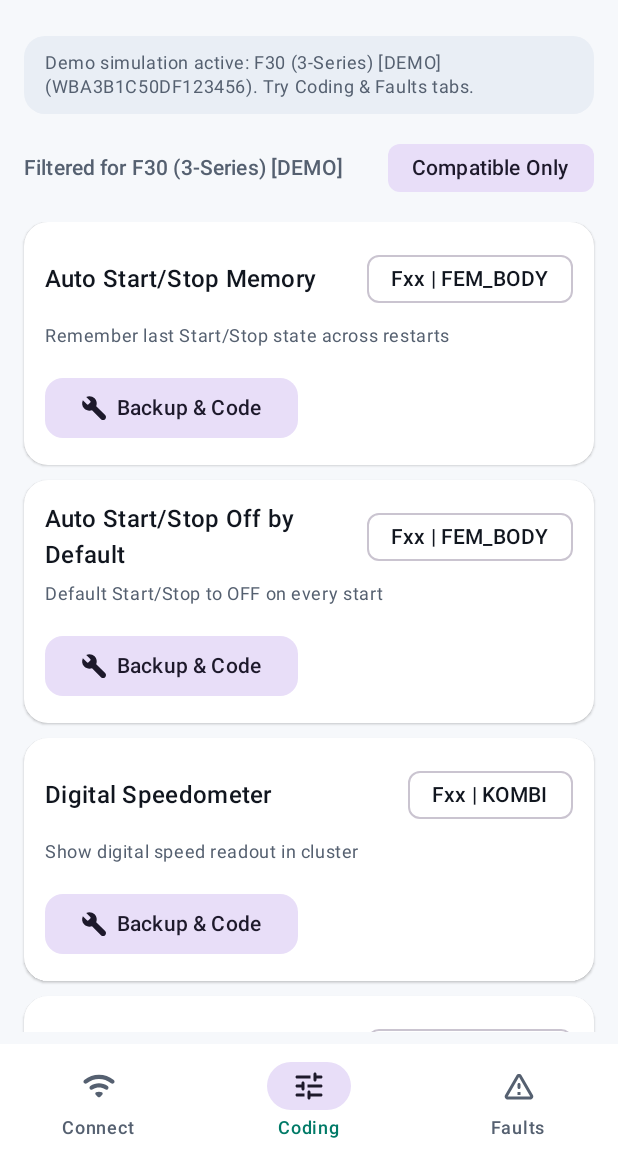
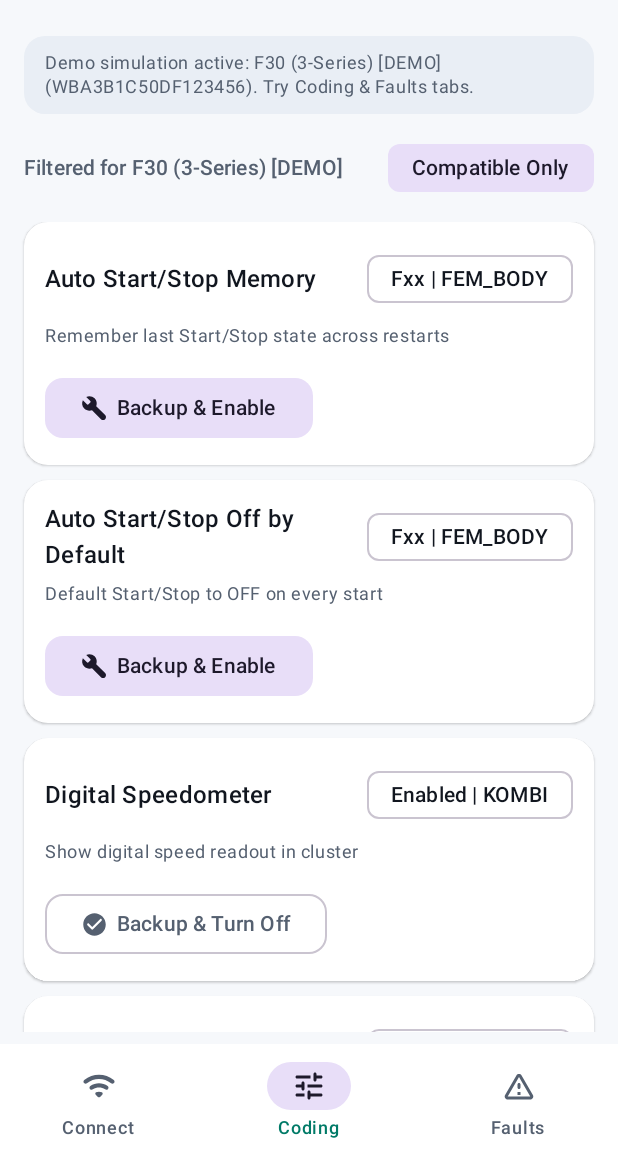
Before and after one commit to nojussta/handos, an Android app built with Jetpack Compose: the screen it shows after launch (MainActivity), after a tap on "Run Demo Simulation (F30)", on a phone screen of 412 x 824 dp, the part 72-1236 px from its top. Run offline under Robolectric (Android 15) with nearby library versions, the phone set to English and light mode, and no system bars; 1 other tap on this screen came first.

Commit message:
feat(android): show Enabled/Off status and Backup & Turn Off toggle

```diff
--- a/android/app/src/main/java/com/handos/bmw/HandosBridge.kt
+++ b/android/app/src/main/java/com/handos/bmw/HandosBridge.kt
@@ -16,6 +16,8 @@ object HandosBridge {
 
     external fun nativeScanVehicle(host: String, backupDir: String): String
     external fun nativeApplyPreset(host: String, presetId: String, backupDir: String): String
+    external fun nativeRevertPreset(host: String, presetId: String, backupDir: String): String
+    external fun nativePresetStatuses(host: String, backupDir: String): String
     external fun nativeReadDtcs(host: String, backupDir: String): String
     external fun nativeClearDtcs(host: String, backupDir: String): String
     external fun nativeImportSchema(schemasDir: String, fileName: String, content: String): String
--- a/android/app/src/main/java/com/handos/bmw/MainActivity.kt
+++ b/android/app/src/main/java/com/handos/bmw/MainActivity.kt
@@ -49,7 +49,9 @@ data class CodingItemUi(
     val ecu: String,
     val title: String,
     val description: String,
-    val demoDiff: String,
+    val paramName: String,
+    val onValue: String,
+    val offValue: String,
 )
 
 data class VehicleUi(
@@ -131,26 +133,27 @@ fun HandosApp(
     var demoMode by remember { mutableStateOf(false) }
     var scannedVehicle by remember { mutableStateOf<VehicleUi?>(null) }
     var showAllVehicles by remember { mutableStateOf(false) }
+    var enabledPresetIds by remember { mutableStateOf<Set<String>>(emptySet()) }
     var dtcs by remember { mutableStateOf<List<DtcUi>>(emptyList()) }
     var codingDialog by remember { mutableStateOf<CodingDialogState?>(null) }
 
     val codingItems = remember {
         listOf(
-            CodingItemUi("e46_usdm_corners", "E46", "LSZ", "USDM Corner Lights", "Front turn signals as sidemarkers", "SIDEMARKER_US: nicht_aktiv -> aktiv"),
-            CodingItemUi("e46_double_hazard", "E46", "LSZ", "Double Hazard Lights", "Double-impulse hazard flash", "BLINKIMPULS_WARNBLK: wert_01 -> wert_02"),
-            CodingItemUi("e46_comfort_windows", "E46", "GM5", "Comfort Windows", "Hold fob to open/close windows", "KOMFORTSCHLIESSUNG_FB: nicht_aktiv -> aktiv"),
-            CodingItemUi("e8x_e9x_usdm_corners", "E8xE9x", "FRM", "USDM Corner Lights", "Dimmed front turn signals as sidemarkers", "SIDEMARKER_US: nicht_aktiv -> aktiv"),
-            CodingItemUi("e8x_e9x_double_hazard", "E8xE9x", "FRM", "Double Hazard Lights", "Double-impulse hazard blink", "DOPPELBLINKIMPULS_WARNBLK: nicht_aktiv -> aktiv"),
-            CodingItemUi("e8x_e9x_start_stop_memory", "E8xE9x", "IHKA", "Auto Start/Stop Memory", "Remember last Start/Stop state", "MSA_MEMORY: nicht_aktiv -> aktiv"),
-            CodingItemUi("e8x_e9x_digital_speedo", "E8xE9x", "KOMBI", "Digital Speedometer", "Uncorrected digital speed in cluster", "BC_DIGITAL_V: nicht_aktiv -> aktiv"),
-            CodingItemUi("fxx_start_stop_memory", "Fxx", "FEM_BODY", "Auto Start/Stop Memory", "Remember last Start/Stop state across restarts", "TCM_MSA_MEMORY: nicht_aktiv -> aktiv"),
-            CodingItemUi("fxx_start_stop_off_default", "Fxx", "FEM_BODY", "Auto Start/Stop Off by Default", "Default Start/Stop to OFF on every start", "TCM_MSA_DEFAULT_OFF: nicht_aktiv -> aktiv"),
-            CodingItemUi("fxx_digital_speedo", "Fxx", "KOMBI", "Digital Speedometer", "Show digital speed readout in cluster", "BC_DIGITAL_V: nicht_aktiv -> aktiv"),
-            CodingItemUi("fxx_mirrors_fold_lock", "Fxx", "FEM_BODY", "Fold Mirrors on Lock", "Fold side mirrors on key fob / comfort lock", "ASP_BEIKLAPPEN_BEI_KOMFORTSCHLIESSEN: nicht_aktiv -> aktiv"),
-            CodingItemUi("fxx_usdm_sidemarkers", "Fxx", "FEM_BODY", "USDM Corner Sidemarkers", "Enable US-spec front amber sidemarkers", "SIDEMARKER_US: nicht_aktiv -> aktiv"),
-            CodingItemUi("fxx_video_in_motion", "Fxx", "HU_NBT", "Video in Motion", "Remove iDrive video speed lock", "SPEEDLOCK_X_KMH_MAX: werte=03 -> werte=FF"),
-            CodingItemUi("fxx_nbt_evo_aa_prep", "Fxx", "HU_NBT", "NBT EVO Android Auto Prep", "Enable CarLife slot & WLAN flags for NBT EVO AA", "CARLIFE: nicht_aktiv -> aktiv"),
-            CodingItemUi("fxx_nbt_evo_carplay_fullscreen", "Fxx", "HU_NBT", "NBT EVO CarPlay Fullscreen", "Enable fullscreen CarPlay on NBT EVO ID5/ID6", "CARPLAY_FULLSCREEN: nicht_aktiv -> aktiv"),
+            CodingItemUi("e46_usdm_corners", "E46", "LSZ", "USDM Corner Lights", "Front turn signals as sidemarkers", "SIDEMARKER_US", "aktiv", "nicht_aktiv"),
+            CodingItemUi("e46_double_hazard", "E46", "LSZ", "Double Hazard Lights", "Double-impulse hazard flash", "BLINKIMPULS_WARNBLK", "wert_02", "wert_01"),
+            CodingItemUi("e46_comfort_windows", "E46", "GM5", "Comfort Windows", "Hold fob to open/close windows", "KOMFORTSCHLIESSUNG_FB", "aktiv", "nicht_aktiv"),
+            CodingItemUi("e8x_e9x_usdm_corners", "E8xE9x", "FRM", "USDM Corner Lights", "Dimmed front turn signals as sidemarkers", "SIDEMARKER_US", "aktiv", "nicht_aktiv"),
+            CodingItemUi("e8x_e9x_double_hazard", "E8xE9x", "FRM", "Double Hazard Lights", "Double-impulse hazard blink", "DOPPELBLINKIMPULS_WARNBLK", "aktiv", "nicht_aktiv"),
+            CodingItemUi("e8x_e9x_start_stop_memory", "E8xE9x", "IHKA", "Auto Start/Stop Memory", "Remember last Start/Stop state", "MSA_MEMORY", "aktiv", "nicht_aktiv"),
+            CodingItemUi("e8x_e9x_digital_speedo", "E8xE9x", "KOMBI", "Digital Speedometer", "Uncorrected digital speed in cluster", "BC_DIGITAL_V", "aktiv", "nicht_aktiv"),
+            CodingItemUi("fxx_start_stop_memory", "Fxx", "FEM_BODY", "Auto Start/Stop Memory", "Remember last Start/Stop state across restarts", "TCM_MSA_MEMORY", "aktiv", "nicht_aktiv"),
+            CodingItemUi("fxx_start_stop_off_default", "Fxx", "FEM_BODY", "Auto Start/Stop Off by Default", "Default Start/Stop to OFF on every start", "TCM_MSA_DEFAULT_OFF", "aktiv", "nicht_aktiv"),
+            CodingItemUi("fxx_digital_speedo", "Fxx", "KOMBI", "Digital Speedometer", "Show digital speed readout in cluster", "BC_DIGITAL_V", "aktiv", "nicht_aktiv"),
+            CodingItemUi("fxx_mirrors_fold_lock", "Fxx", "FEM_BODY", "Fold Mirrors on Lock", "Fold side mirrors on key fob / comfort lock", "ASP_BEIKLAPPEN_BEI_KOMFORTSCHLIESSEN", "aktiv", "nicht_aktiv"),
+            CodingItemUi("fxx_usdm_sidemarkers", "Fxx", "FEM_BODY", "USDM Corner Sidemarkers", "Enable US-spec front amber sidemarkers", "SIDEMARKER_US", "aktiv", "nicht_aktiv"),
+            CodingItemUi("fxx_video_in_motion", "Fxx", "HU_NBT", "Video in Motion", "Remove iDrive video speed lock", "SPEEDLOCK_X_KMH_MAX", "werte=FF", "werte=03"),
+            CodingItemUi("fxx_nbt_evo_aa_prep", "Fxx", "HU_NBT", "NBT EVO Android Auto Prep", "Enable CarLife slot & WLAN flags for NBT EVO AA", "CARLIFE", "aktiv", "nicht_aktiv"),
+            CodingItemUi("fxx_nbt_evo_carplay_fullscreen", "Fxx", "HU_NBT", "NBT EVO CarPlay Fullscreen", "Enable fullscreen CarPlay on NBT EVO ID5/ID6", "CARPLAY_FULLSCREEN", "aktiv", "nicht_aktiv"),
         )
     }
 
@@ -176,6 +179,7 @@ fun HandosApp(
             ecus = setOf("FEM_BODY", "KOMBI", "HU_NBT"),
         )
         scannedVehicle = demoVehicle
+        enabledPresetIds = setOf("fxx_digital_speedo", "fxx_nbt_evo_carplay_fullscreen")
         dtcs = listOf(
             DtcUi("FEM_BODY", "8040B9", "Deactivation of terminal 30B: top startability limit reached", active = false),
             DtcUi("HU_NBT", "B7F8C3", "WLAN antenna open circuit (historic)", active = false),
@@ -184,16 +188,17 @@ fun HandosApp(
         selectedTab = 1
     }
 
-    fun runCodingFlow(item: CodingItemUi) {
+    fun runCodingFlow(item: CodingItemUi, enable: Boolean) {
+        val actionLabel = if (enable) "Enabling" else "Turning off"
         val baseSteps = listOf(
             CodingFlowStep("Checking battery voltage & ${item.ecu} link", StepState.Active),
             CodingFlowStep("Reading current ${item.ecu} coding (FSW_PSW.TRC)"),
             CodingFlowStep("Saving automatic VIN backup"),
-            CodingFlowStep("Writing modified coding to ${item.ecu}"),
+            CodingFlowStep("$actionLabel ${item.title} on ${item.ecu}"),
             CodingFlowStep("Re-reading & verifying changes"),
         )
         codingDialog = CodingDialogState(
-            title = item.title,
+            title = "${if (enable) "Enable" else "Turn Off"} ${item.title}",
             ecu = item.ecu,
             steps = baseSteps,
         )
@@ -215,12 +220,22 @@ fun HandosApp(
                 }
                 val vin = scannedVehicle?.vin ?: "DEMO_VIN"
                 val fakeBackup = "$backupDir/$vin/${item.ecu}_demo.trc"
+                val diffText = if (enable) {
+                    "${item.paramName}: ${item.offValue} -> ${item.onValue}"
+                } else {
+                    "${item.paramName}: ${item.onValue} -> ${item.offValue}"
+                }
+                enabledPresetIds = if (enable) {
+                    enabledPresetIds + item.id
+                } else {
+                    enabledPresetIds - item.id
+                }
                 codingDialog = codingDialog?.copy(
-                    diffs = listOf(item.demoDiff),
+                    diffs = listOf(diffText),
                     backupPath = fakeBackup,
                     finished = true,
                 )
-                statusText = "Demo coded ${item.title} (verified)."
+                statusText = "Demo: ${if (enable) "enabled" else "turned off"} ${item.title} (verified)."
                 return@launch
             }
 
@@ -236,7 +251,11 @@ fun HandosApp(
             }
 
             val raw = withContext(Dispatchers.IO) {
+                if (enable) {
                     HandosBridge.nativeApplyPreset(host, item.id, backupDir)
+                } else {
+                    HandosBridge.nativeRevertPreset(host, item.id, backupDir)
+                }
             }
             val json = JSONObject(raw)
             if (json.optBoolean("ok", false)) {
@@ -247,13 +266,18 @@ fun HandosApp(
                     "${d.optString("parameter")}: ${d.optString("old_value")} -> ${d.optString("new_value")}"
                 }
                 val bPath = data?.optString("backup_path")
+                enabledPresetIds = if (enable) {
+                    enabledPresetIds + item.id
+                } else {
+                    enabledPresetIds - item.id
+                }
                 codingDialog = codingDialog?.copy(
                     steps = baseSteps.map { it.copy(state = StepState.Done) },
                     diffs = diffs,
                     backupPath = bPath,
                     finished = true,
                 )
-                statusText = "Coded ${item.title} safely and verified."
+                statusText = "${if (enable) "Enabled" else "Turned off"} ${item.title} safely and verified."
             } else {
                 val errMsg = json.optString("error", "Unknown error")
                 codingDialog = codingDialog?.copy(
@@ -419,6 +443,23 @@ fun HandosApp(
                                                 batteryVoltage = obj.optDouble("battery_voltage", 0.0),
                                                 ecus = ecus,
                                             )
+                                            scope.launch {
+                                                val statusRaw = withContext(Dispatchers.IO) {
+                                                    HandosBridge.nativePresetStatuses(host, backupDir)
+                                                }
+                                                val sJson = JSONObject(statusRaw)
+                                                if (sJson.optBoolean("ok", false)) {
+                                                    val arr = sJson.optJSONArray("data") ?: JSONArray()
+                                                    enabledPresetIds = buildSet {
+                                                        for (i in 0 until arr.length()) {
+                                                            val entry = arr.getJSONObject(i)
+                                                            if (entry.optBoolean("enabled", false)) {
+                                                                add(entry.optString("id"))
+                                                            }
+                                                        }
+                                                    }
+                                                }
+                                            }
                                         },
                                     ) {
                                         HandosBridge.nativeScanVehicle(host, backupDir)
@@ -511,6 +552,7 @@ fun HandosApp(
                         contentPadding = PaddingValues(bottom = 12.dp),
                     ) {
                         items(visibleCodingItems) { item ->
+                            val isEnabled = enabledPresetIds.contains(item.id)
                             ElevatedCard(
                                 shape = RoundedCornerShape(16.dp),
                                 colors = CardDefaults.elevatedCardColors(
@@ -536,7 +578,11 @@ fun HandosApp(
                                         Spacer(Modifier.width(8.dp))
                                         AssistChip(
                                             onClick = {},
-                                            label = { Text("${item.family} | ${item.ecu}") },
+                                            label = {
+                                                Text(
+                                                    if (isEnabled) "Enabled | ${item.ecu}" else "${item.family} | ${item.ecu}",
+                                                )
+                                            },
                                         )
                                     }
                                     Text(
@@ -545,14 +591,26 @@ fun HandosApp(
                                         color = MaterialTheme.colorScheme.onSurfaceVariant,
                                     )
                                     Spacer(Modifier.height(4.dp))
+                                    if (isEnabled) {
+                                        OutlinedButton(
+                                            enabled = !busy && codingDialog == null,
+                                            shape = RoundedCornerShape(12.dp),
+                                            onClick = { runCodingFlow(item, enable = false) },
+                                        ) {
+                                            Icon(Icons.Rounded.CheckCircle, contentDescription = null, modifier = Modifier.size(18.dp))
+                                            Spacer(Modifier.width(6.dp))
+                                            Text("Backup & Turn Off")
+                                        }
+                                    } else {
                                         FilledTonalButton(
                                             enabled = !busy && codingDialog == null,
                                             shape = RoundedCornerShape(12.dp),
-                                        onClick = { runCodingFlow(item) },
+                                            onClick = { runCodingFlow(item, enable = true) },
                                         ) {
                                             Icon(Icons.Rounded.Build, contentDescription = null, modifier = Modifier.size(18.dp))
                                             Spacer(Modifier.width(6.dp))
-                                        Text("Backup & Code")
+                                            Text("Backup & Enable")
+                                        }
                                     }
                                 }
                             }
```
Lines whose indentation alone changed are shown as unchanged.
